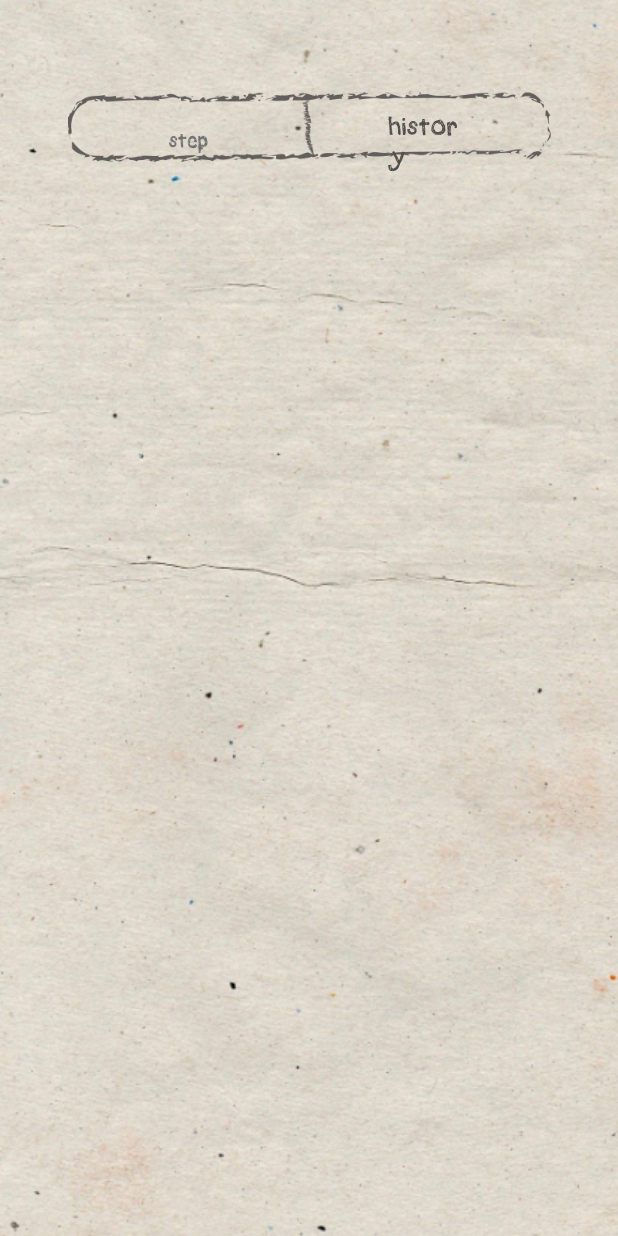
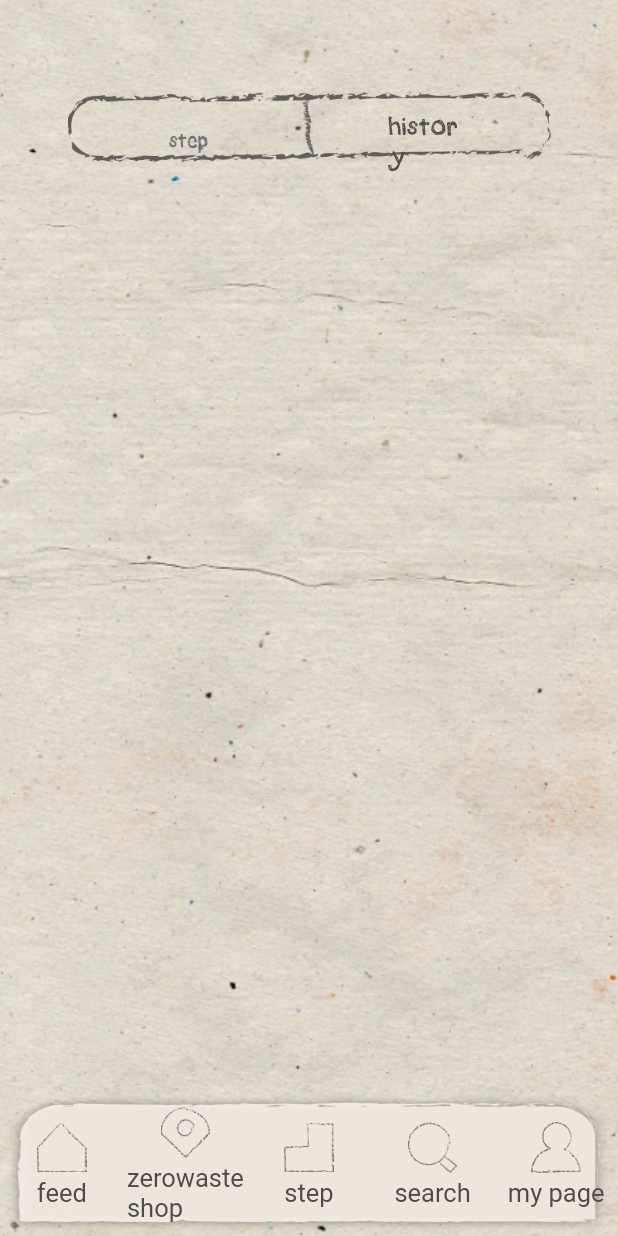
Before and after one commit to 210-reverof/dailyzerowaste, a Flutter app: the screen it shows after launch, after a tap on "history", on a phone screen of 412 x 824 dp. Run offline on Flutter 3.47's test engine with Material 2 defaults, Android fonts, the phone set to English and light mode, and no system bars; our stand-ins replace cloud_firestore, firebase_core, firebase_storage, fluttertoast, google_maps_flutter, google_sign_in and 2 more; accounts and stored records are empty; network calls fail.

Commit message:
[ningpop] : step history page has bottom bar (navigator push error)

```diff
--- a/dailyzerowaste/lib/bottomBar.dart
+++ b/dailyzerowaste/lib/bottomBar.dart
@@ -25,10 +25,10 @@ class _bottomBar extends State<BottomBar> {
   final List<Widget> _menu = [
     //LoginPage(),
     //Temp(), // 1번
-    StepHomePage(),
+    StepHomePage(currentUser),
     //StepHistoryPage(),
     ZeroWasteShop(currentUser), // 2번
-   PractieCheckPage(currentUser), // 3번
+    PractieCheckPage(currentUser), // 3번
     //Temp(), // 4번
     SearchPage(currentUser), // 4번
     MyPage(currentUser), // 5번
--- /dev/null
+++ b/dailyzerowaste/lib/pageTransition.dart
@@ -0,0 +1,14 @@
+import 'package:flutter/material.dart';
+
+class CustomRoute<T> extends MaterialPageRoute<T> {
+  CustomRoute({WidgetBuilder builder, RouteSettings settings})
+      : super(builder: builder, settings: settings);
+
+  @override
+  Widget buildTransitions(BuildContext context, Animation<double> animation,
+      Animation<double> secondaryAnimation, Widget child) {
+    if (settings.name == '/') return child;
+
+    return FadeTransition(opacity: animation, child: child);
+  }
+}
--- a/dailyzerowaste/lib/stepHistory.dart
+++ b/dailyzerowaste/lib/stepHistory.dart
@@ -1,6 +1,17 @@
 import 'package:flutter/material.dart';
 
+import 'package:dailyzerowaste/model/user.dart';
+
+import 'login.dart';
+import 'mypage.dart';
+import 'practicecheck.dart';
+import 'search.dart';
+import 'stepHome.dart';
+import 'zeroWasteShop.dart';
+
 class StepHistoryPage extends StatefulWidget {
+  StepHistoryPage(User currentUser);
+
   @override
   State<StatefulWidget> createState() {
     return _stepHistory();
@@ -8,6 +19,20 @@ class StepHistoryPage extends StatefulWidget {
 }
 
 class _stepHistory extends State<StepHistoryPage> {
+  int _selectedIndex = 0;
+  final List<Widget> _menu = [
+    //LoginPage(),
+    //Temp(), // 1번
+    StepHomePage(currentUser),
+    //StepHistoryPage(),
+    ZeroWasteShop(currentUser), // 2번
+    PractieCheckPage(currentUser), // 3번
+    //Temp(), // 4번
+    SearchPage(currentUser), // 4번
+    MyPage(currentUser), // 5번
+  ]; // 테스트용
+  //final List<Widget> _menu = [Feed(), ZeroWasteShop(), StepHomePage(), SearchPage(), MyPage()];
+
   @override
   Widget build(BuildContext context) {
     // 배경 이미지
@@ -27,6 +52,105 @@ class _stepHistory extends State<StepHistoryPage> {
             // YourStepInfo(), // step info
             // YourTierStatus(), // tier status
           ],
+        ),
+        bottomNavigationBar: Container(
+          margin: EdgeInsets.all(0),
+          decoration: BoxDecoration(
+            image: DecorationImage(
+              image: AssetImage('image/source_bottom_navigator.png'),
+              fit: BoxFit.fill,
+            ),
+          ),
+          child: BottomNavigationBar(
+            type: BottomNavigationBarType.fixed,
+            backgroundColor: Colors.transparent,
+            elevation: 0,
+            selectedItemColor: Color(0xff4f4b49),
+            unselectedItemColor: Color(0xff4f4b49),
+            selectedFontSize: 17,
+            unselectedFontSize: 17,
+            currentIndex: _selectedIndex,
+            //현재 선택된 Index
+            onTap: (int index) {
+              setState(() {
+                _selectedIndex = index;
+                //print(_selectedIndex); // debug only
+              });
+            },
+            items: [
+              BottomNavigationBarItem(
+                title: Text(
+                  'feed',
+                  style: TextStyle(
+                    fontFamily: 'Quick-Pencil',
+                    color: Color(0xff4f4b49),
+                  ),
+                ),
+                icon: Image(
+                  image: AssetImage("image/bottom_navigator/home.png"),
+                  width: 33,
+                  height: 41,
+                ),
+              ),
+              BottomNavigationBarItem(
+                title: Text(
+                  'zerowaste\nshop',
+                  style: TextStyle(
+                    fontFamily: 'Quick-Pencil',
+                    color: Color(0xff4f4b49),
+                  ),
+                  textAlign: TextAlign.center,
+                ),
+                icon: Image(
+                  image: AssetImage("image/bottom_navigator/location.png"),
+                  width: 33,
+                  height: 41,
+                ),
+              ),
+              BottomNavigationBarItem(
+                title: Text(
+                  'step',
+                  style: TextStyle(
+                    fontFamily: 'Quick-Pencil',
+                    color: Color(0xff4f4b49),
+                  ),
+                ),
+                icon: Image(
+                  image: AssetImage("image/bottom_navigator/step.png"),
+                  width: 33,
+                  height: 41,
+                ),
+              ),
+              BottomNavigationBarItem(
+                title: Text(
+                  'search',
+                  style: TextStyle(
+                    fontFamily: 'Quick-Pencil',
+                    color: Color(0xff4f4b49),
+                  ),
+                ),
+                icon: Image(
+                  image: AssetImage("image/bottom_navigator/search.png"),
+                  width: 33,
+                  height: 41,
+                ),
+              ),
+              BottomNavigationBarItem(
+                title: Text(
+                  'my page',
+                  style: TextStyle(
+                    fontFamily: 'Quick-Pencil',
+                    color: Color(0xff4f4b49),
+                  ),
+                ),
+                icon: Image(
+                  image: AssetImage("image/bottom_navigator/profile.png"),
+                  width: 33,
+                  height: 41,
+                ),
+              ),
+            ],
+          ),
         ),
       ),
     );
--- a/dailyzerowaste/lib/stepHome.dart
+++ b/dailyzerowaste/lib/stepHome.dart
@@ -1,8 +1,13 @@
+import 'package:dailyzerowaste/login.dart';
 import 'package:flutter/material.dart';
 
+import 'model/user.dart';
+import 'pageTransition.dart';
 import 'stepHistory.dart';
 
 class StepHomePage extends StatefulWidget {
+  StepHomePage(User currentUser);
+
   @override
   State<StatefulWidget> createState() {
     return _step();
@@ -101,8 +106,8 @@ class StepTopTabBar extends StatelessWidget {
                       print('hello'); // debug only
                       Navigator.push(
                         context,
-                        MaterialPageRoute(
-                            builder: (context) => StepHistoryPage()),
+                        CustomRoute(
+                            builder: (context) => StepHistoryPage(currentUser)),
                       );
                     },
                   ),
```
